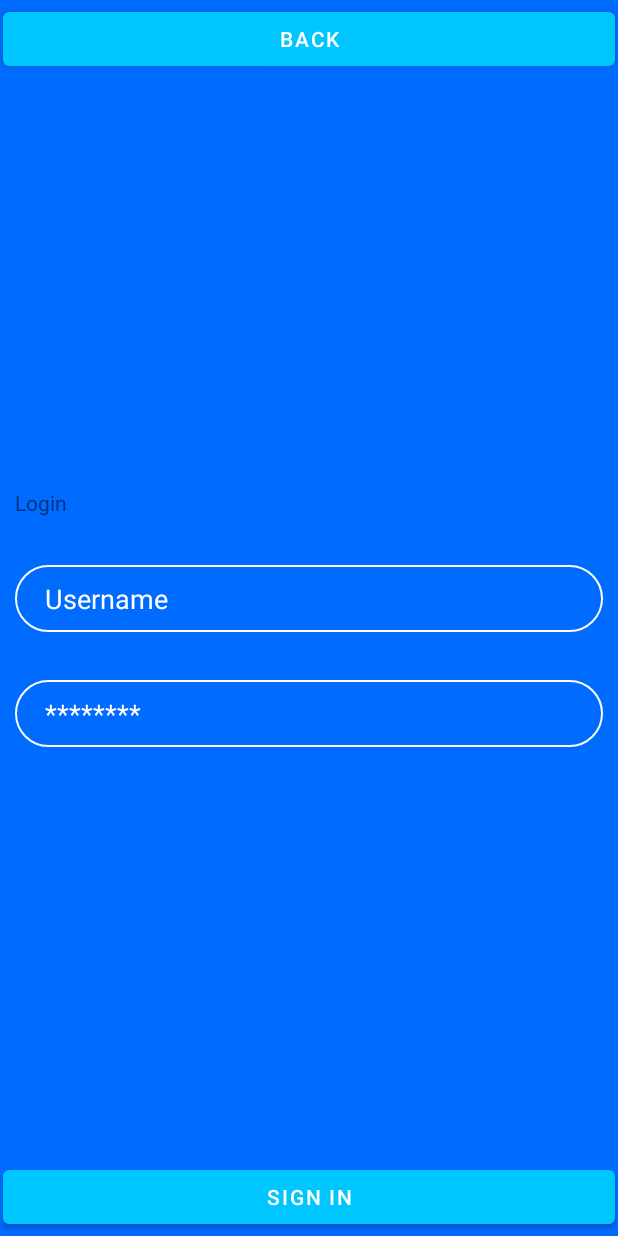
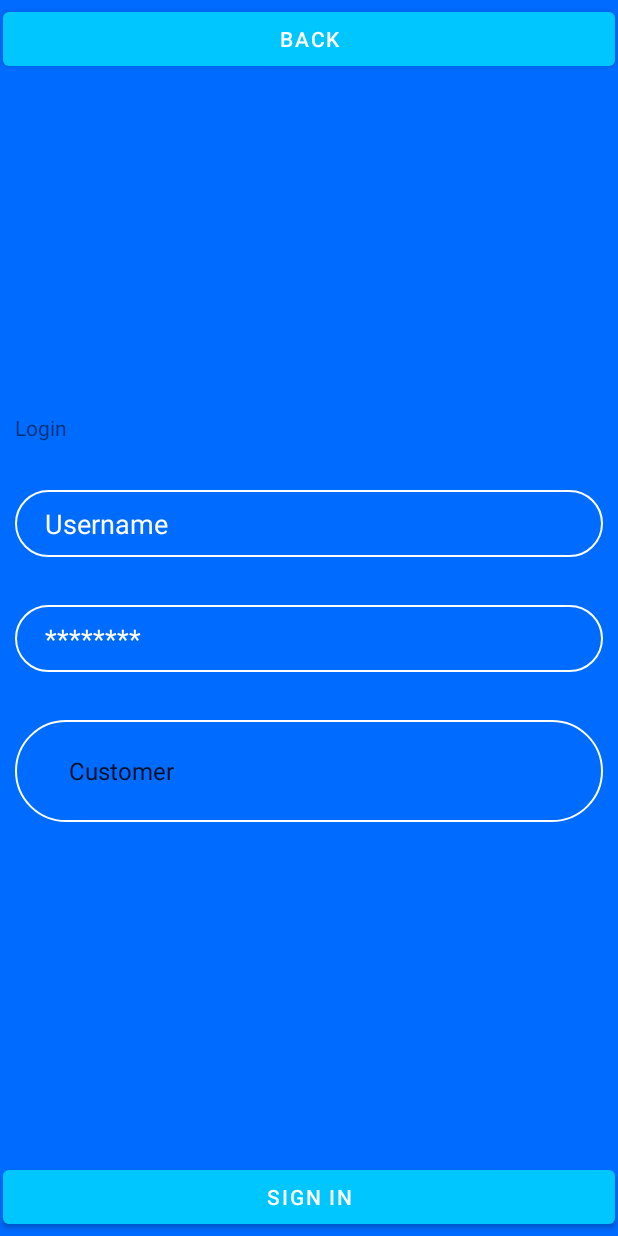
Before and after one commit to owquresh/uscdoordrink-frontend, an Android app: the LoginActivity screen opened directly, with no data from a screen before it, on a phone screen of 412 x 824 dp. Run offline under Robolectric (Android 15) with nearby library versions, the phone set to English and light mode, and no system bars; our stand-ins replace Volley; network calls fail.

Commit message:
added customer/shop option for login

```diff
--- a/app/src/main/java/com/example/uscdoordrink/LoginActivity.java
+++ b/app/src/main/java/com/example/uscdoordrink/LoginActivity.java
@@ -6,8 +6,10 @@ import android.content.Intent;
 import android.os.Bundle;
 import android.util.Log;
 import android.view.View;
+import android.widget.ArrayAdapter;
 import android.widget.Button;
 import android.widget.EditText;
+import android.widget.Spinner;
 
 import com.android.volley.Request;
 import com.android.volley.RequestQueue;
@@ -30,16 +32,26 @@ import java.util.Map;
 public class LoginActivity extends AppCompatActivity {
     EditText getUsername, getPassword;
     Button buttonUserSignIn, buttonSignInBack;
+    Spinner spinnerCustomer;
 
     Session sesh;
     protected void onCreate(Bundle savedInstanceState) {
         super.onCreate(savedInstanceState);
         setContentView(R.layout.activity_login);
+        Spinner isCustomerSpinner = (Spinner) findViewById(R.id.spinnerCustomer);
         sesh = new Session(LoginActivity.this);
         getPassword = (EditText) findViewById(R.id.getPassword);
         getUsername = (EditText) findViewById(R.id.getUsername);
         buttonUserSignIn = (Button) findViewById(R.id.buttonUserSignIn);
         buttonSignInBack = (Button) findViewById(R.id.buttonSignInBack);
+
+        spinnerCustomer = (Spinner) findViewById(R.id.spinnerCustomer);
+
+
+        ArrayAdapter<String> isCustomerAdapter = new ArrayAdapter<>(LoginActivity.this,
+                android.R.layout.simple_list_item_1,getResources().getStringArray(R.array.registerPageOptions));
+        isCustomerAdapter.setDropDownViewResource(android.R.layout.simple_spinner_dropdown_item);
+        isCustomerSpinner.setAdapter(isCustomerAdapter);
 
         //Need to intialize database here and check to pull data from SQL when buttonUserSignIn is clicked
 
--- a/app/src/main/res/layout/activity_login.xml
+++ b/app/src/main/res/layout/activity_login.xml
@@ -17,12 +17,13 @@
         android:layout_alignParentTop="true"/>
 
     <LinearLayout
-        android:orientation="vertical"
-        android:layout_marginRight="10dp"
-        android:layout_marginLeft="10dp"
         android:layout_width="match_parent"
         android:layout_height="wrap_content"
-        android:layout_centerInParent="true">
+        android:layout_centerInParent="true"
+        android:layout_marginLeft="10dp"
+        android:layout_marginRight="10dp"
+        android:orientation="vertical">
+
         <TextView
             android:id="@+id/logoLogin"
             android:layout_width="wrap_content"
@@ -50,7 +51,7 @@
             android:textColor="#FFFFFF"
             android:textColorHighlight="#AFB1B3"
             android:textColorHint="#FFFEFE"
-            android:textColorLink="#AFB1B3"/>
+            android:textColorLink="#AFB1B3" />
 
         <EditText
             android:id="@+id/getPassword"
@@ -69,6 +70,18 @@
             android:textColorHighlight="#AFB1B3"
             android:textColorHint="#FFFFFF"
             android:textColorLink="#AFB1B3" />
+
+        <Spinner
+            android:id="@+id/spinnerCustomer"
+            android:layout_width="match_parent"
+            android:layout_marginTop="32dp"
+            android:layout_height="wrap_content"
+            android:background="@drawable/input_background"
+            android:paddingLeft="20dp"
+            android:paddingTop="10dp"
+            android:paddingRight="10dp"
+            android:paddingBottom="10dp"
+            android:spinnerMode="dropdown" />
     </LinearLayout>
 
     <Button
```
